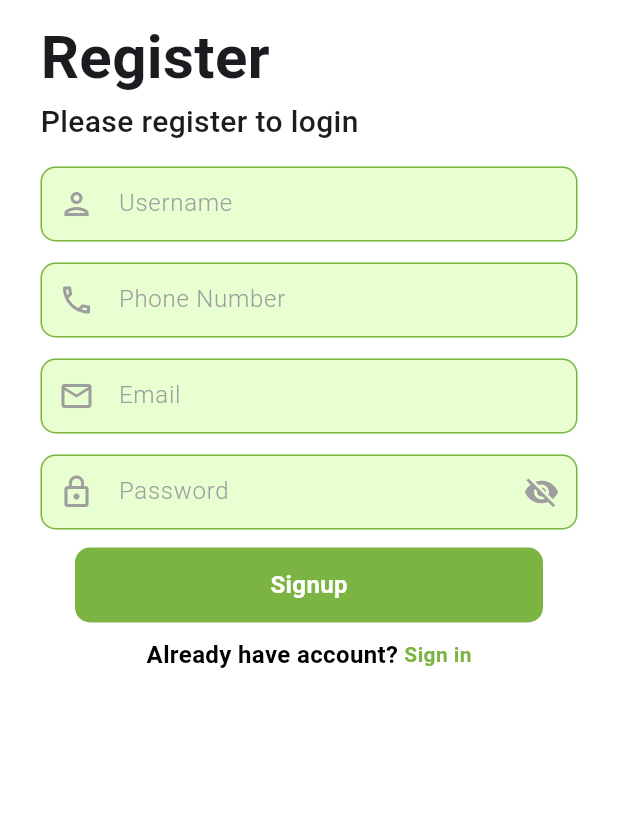
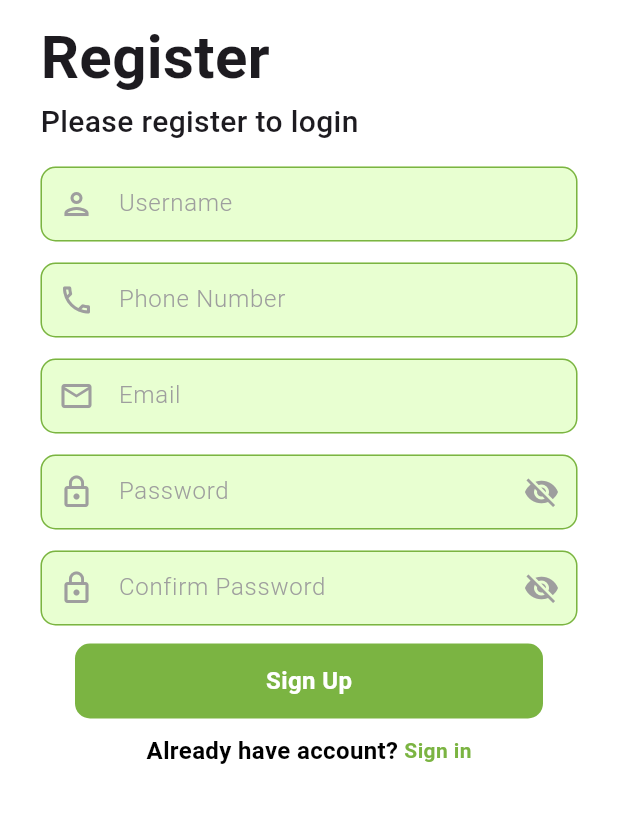
Before and after one commit to ZouheirN/nurse-app, a Flutter app: the SignupPage screen opened by its route, on a phone screen of 412 x 824 dp, the part 300-1123 px from its top. Run offline on Flutter 3.47's test engine with Material 3 defaults, Android fonts, the phone set to English and light mode, and no system bars; our stand-ins replace dropdown_button2, intl_phone_field, shared_preferences; accounts and stored records are empty.

Commit message:
Connect signup to api

```diff
--- a/lib/pages/signup_page.dart
+++ b/lib/pages/signup_page.dart
@@ -1,9 +1,82 @@
+import 'dart:convert';
+
 import 'package:flutter/material.dart';
 import 'package:nurse_app/components/button.dart';
 import 'package:nurse_app/components/textfield.dart';
+import 'package:http/http.dart' as http;
+import 'package:shared_preferences/shared_preferences.dart';
+import 'package:nurse_app/consts.dart';
 
 class SignupPage extends StatelessWidget {
-  const SignupPage({super.key});
+  SignupPage({super.key});
+
+  final nameController = TextEditingController();
+  final emailController = TextEditingController();
+  final phoneNumberController = TextEditingController();
+  final passwordController = TextEditingController();
+  final passwordConfirmationController = TextEditingController();
+
+  void signup(String name, phoneNumber, email, password, passwordConfirmation,
+      BuildContext context) async {
+    try {
+      final response = await http.post(
+        Uri.parse('$HOST/register'),
+        body: {
+          'name': name,
+          'phone_number': phoneNumber,
+          'email': email,
+          'password': password,
+          'password_confirmation': passwordConfirmation,
+        },
+      );
+      if (response.statusCode == 201) {
+        final jsonData = json.decode(response.body);
+        final token = jsonData['token'];
+
+        final prefs = await SharedPreferences.getInstance();
+        await prefs.setString(KEY_ACCESS_TOKEN, token);
+
+        Navigator.pushNamed(context, '/home');
+      } else {
+        showDialog(
+          context: context,
+          builder: (BuildContext context) {
+            return AlertDialog(
+              title: const Text('Sign Up Failed'),
+              content: const Text('Failed to sign up. Please try again.'),
+              actions: [
+                TextButton(
+                  onPressed: () {
+                    Navigator.of(context).pop();
+                  },
+                  child: const Text('OK'),
+                ),
+              ],
+            );
+          },
+        );
+      }
+    } catch (e) {
+      print(e.toString());
+      showDialog(
+        context: context,
+        builder: (BuildContext context) {
+          return AlertDialog(
+            title: const Text('Error'),
+            content: const Text('An error occurred. Please try again later.'),
+            actions: [
+              TextButton(
+                onPressed: () {
+                  Navigator.of(context).pop();
+                },
+                child: const Text('OK'),
+              ),
+            ],
+          );
+        },
+      );
+    }
+  }
 
   @override
   Widget build(BuildContext context) {
@@ -44,33 +117,52 @@ class SignupPage extends StatelessWidget {
                 ),
               ),
               const SizedBox(height: 15),
-              const MyTextField(
-                icon: Icon(Icons.person_outlined),
+              MyTextField(
+                controller: nameController,
+                icon: const Icon(Icons.person_outlined),
                 hintText: 'Username',
                 obscureText: false,
               ),
               const SizedBox(height: 14),
-              const MyTextField(
-                icon: Icon(Icons.phone_outlined),
+              MyTextField(
+                controller: phoneNumberController,
+                icon: const Icon(Icons.phone_outlined),
                 hintText: 'Phone Number',
                 obscureText: false,
               ),
               const SizedBox(height: 14),
-              const MyTextField(
-                icon: Icon(Icons.mail_outline),
+              MyTextField(
+                controller: emailController,
+                icon: const Icon(Icons.mail_outline),
                 hintText: 'Email',
                 obscureText: false,
               ),
               const SizedBox(height: 14),
-              const MyTextField(
-                icon: Icon(Icons.lock_outline),
+              MyTextField(
+                controller: passwordController,
+                icon: const Icon(Icons.lock_outline),
                 hintText: 'Password',
+                obscureText: true,
+              ),
+              const SizedBox(height: 14),
+              MyTextField(
+                controller: passwordConfirmationController,
+                icon: const Icon(Icons.lock_outline),
+                hintText: 'Confirm Password',
                 obscureText: true,
               ),
               const SizedBox(height: 12),
               MyButton(
-                onTap: () {},
-                buttonText: 'Signup',
+                onTap: () {
+                  signup(
+                      nameController.text.toString(),
+                      phoneNumberController.text.toString(),
+                      emailController.text.toString(),
+                      passwordController.text.toString(),
+                      passwordConfirmationController.text.toString(),
+                      context);
+                },
+                buttonText: 'Sign Up',
               ),
               const SizedBox(height: 10),
               Row(
```
